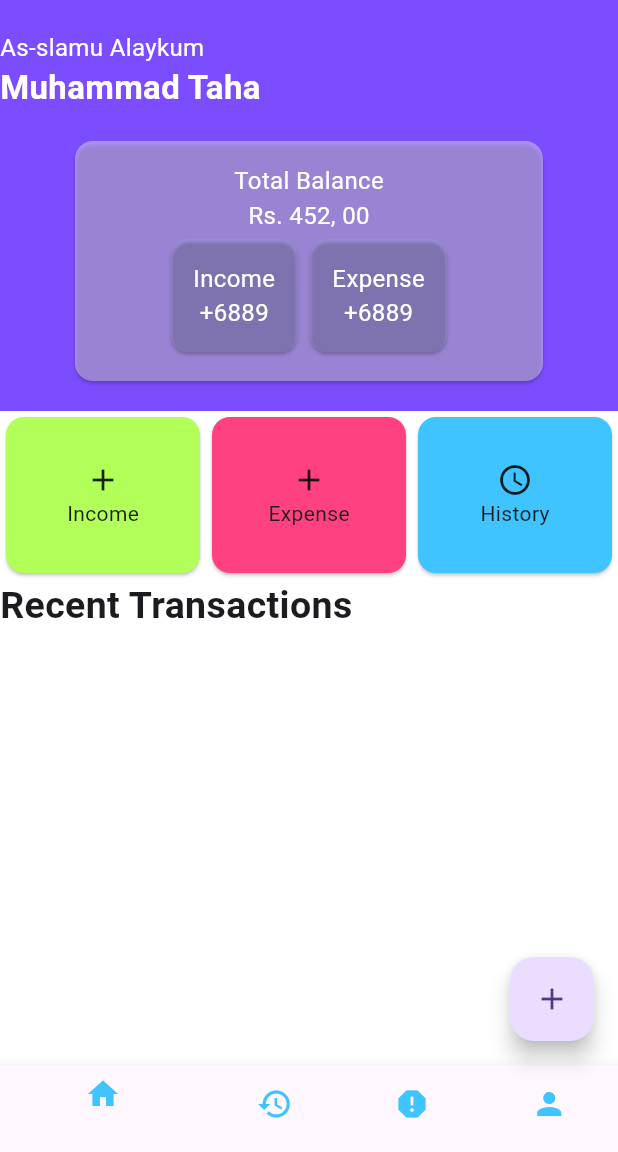
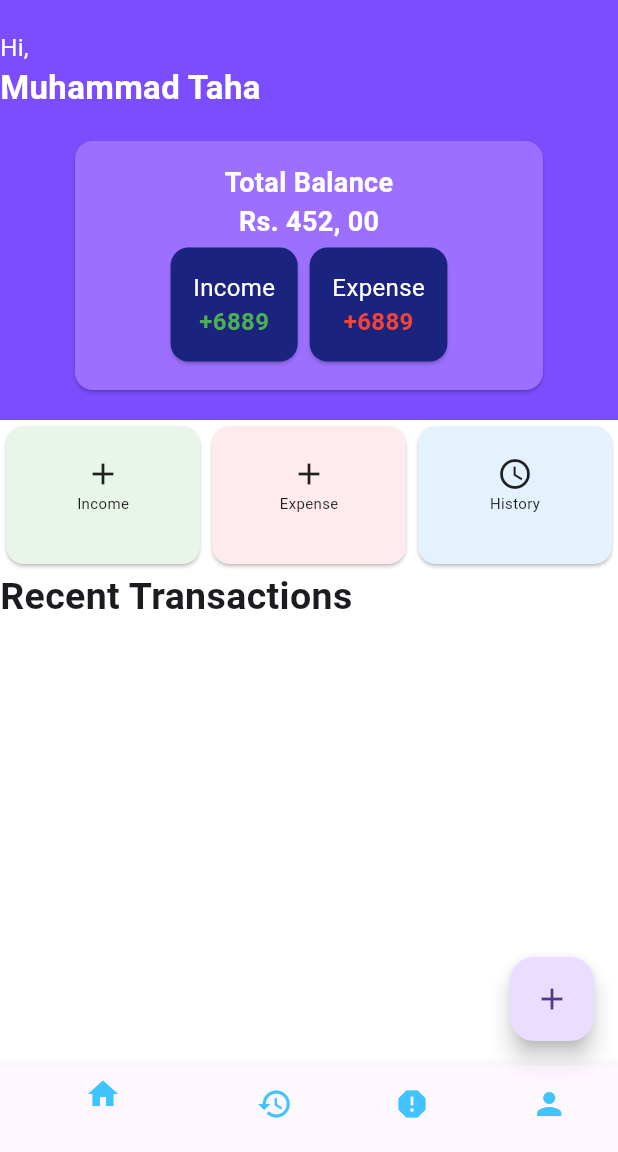
Before and after one commit to muhammadtaha179/HisaabBook, a Flutter app: the Home screen opened directly, on a phone screen of 412 x 824 dp, the part 84-1236 px from its top. Run offline on Flutter 3.47's test engine with Material 3 defaults, Android fonts, the phone set to English and light mode, and no system bars; our stand-ins replace sqflite, sqflite_common_ffi_web; accounts and stored records are empty.

Commit message:
Updated UI colors

```diff
--- a/lib/home.dart
+++ b/lib/home.dart
@@ -116,7 +116,7 @@ class _HomeState extends State<Home> {
               crossAxisAlignment: CrossAxisAlignment.start,
               children: [
                 Text(
-                  "As-slamu Alaykum",
+                  "Hi,",
                   style: TextStyle(color: Colors.white, fontSize: 16),
                 ),
                 Text(
@@ -128,7 +128,7 @@ class _HomeState extends State<Home> {
                   ),
                 ),
                 Card(
-                  color: Colors.white38,
+                  color: Color(0xFF9C6FFF) ,
                   margin: EdgeInsets.only(
                     left: 50,
                     right: 50,
@@ -143,18 +143,18 @@ class _HomeState extends State<Home> {
                       children: [
                         Text(
                           "Total Balance",
-                          style: TextStyle(color: Colors.white, fontSize: 16),
+                          style: TextStyle(color: Colors.white, fontSize: 18, fontWeight: FontWeight.bold),
                         ),
                         Text(
                           "Rs. 452, 00",
-                          style: TextStyle(color: Colors.white, fontSize: 16),
+                          style: TextStyle(color: Colors.white, fontSize: 18,  fontWeight: FontWeight.bold),
                         ),
                         Row(
                           mainAxisAlignment: MainAxisAlignment.center,
                           children: [
                             Card(
                               // Two cards inside the main card
-                              color: Color(0xFFB8C0FF).withOpacity(0.2),
+                              color: Color(0xFF1A237E),
                               child: Padding(
                                 padding: EdgeInsets.all(15),
                                 child: Column(
@@ -169,8 +169,9 @@ class _HomeState extends State<Home> {
                                     Text(
                                       "+6889",
                                       style: TextStyle(
-                                        color: Colors.white,
+                                        color: Colors.green,
                                         fontSize: 16,
+                                        fontWeight: FontWeight.bold
                                       ),
                                     ),
                                   ],
@@ -179,7 +180,7 @@ class _HomeState extends State<Home> {
                             ),
                             Card(
                               // Two cards inside the main card
-                              color: Color(0xFFB8C0FF).withOpacity(0.2),
+                              color: Color(0xFF1A237E),
 
                               child: Padding(
                                 padding: EdgeInsets.all(15),
@@ -190,13 +191,15 @@ class _HomeState extends State<Home> {
                                       style: TextStyle(
                                         color: Colors.white,
                                         fontSize: 16,
+
                                       ),
                                     ),
                                     Text(
                                       "+6889",
                                       style: TextStyle(
-                                        color: Colors.white,
+                                        color: Colors.red,
                                         fontSize: 16,
+                                        fontWeight: FontWeight.bold
                                       ),
                                     ),
                                   ],
@@ -222,21 +225,21 @@ class _HomeState extends State<Home> {
                       children: [
                         Expanded(
                           child: ReusableCard(
-                            Colors.lightGreenAccent,
+                            Color(0xFFE8F5E9),
                             Icon(Icons.add),
                             "Income",
                           ),
                         ),
                         Expanded(
                           child: ReusableCard(
-                            Colors.pinkAccent,
+                            Color(0xFFFFEBEE),
                             Icon(Icons.add),
                             "Expense",
                           ),
                         ),
                         Expanded(
                           child: ReusableCard(
-                            Colors.lightBlueAccent,
+                            Color(0xFFE3F2FD),
                             Icon(Icons.watch_later_outlined),
                             "History",
                           ),
@@ -308,11 +311,16 @@ class ReusableCard extends StatelessWidget {
 
   @override
   Widget build(BuildContext context) {
-    return Card(
-      color: cardColor,
-      child: Padding(
-        padding: const EdgeInsets.all(30),
-        child: Column(children: [icon, Text(text)]),
+    return Container(
+      height: 100,
+      width: 100,
+      child: Card(
+
+        color: cardColor,
+        child: Padding(
+          padding: const EdgeInsets.all(20),
+          child: Center(child: Column(children: [icon, Text(text, style: TextStyle(fontSize: 10),)])),
+        ),
       ),
     );
   }
```
